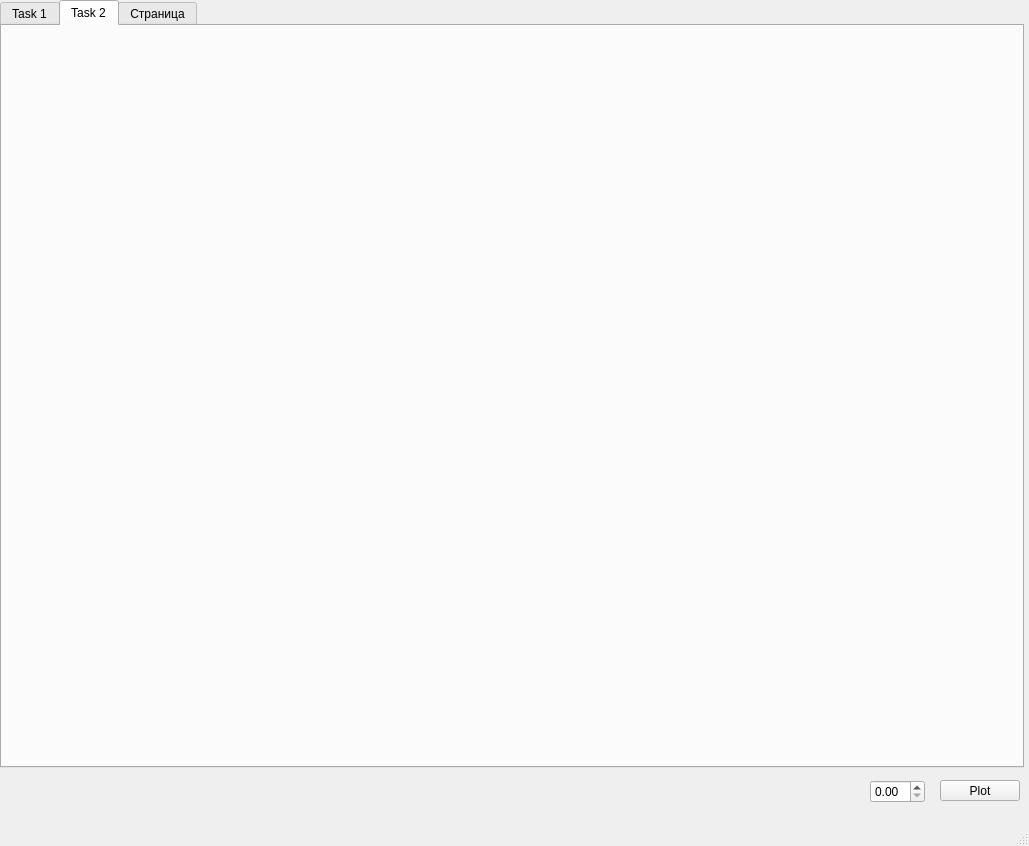
Before: the Qt Designer form src/mainwindow.ui in odarf/signals-analyzer, drawn with Qt 5.
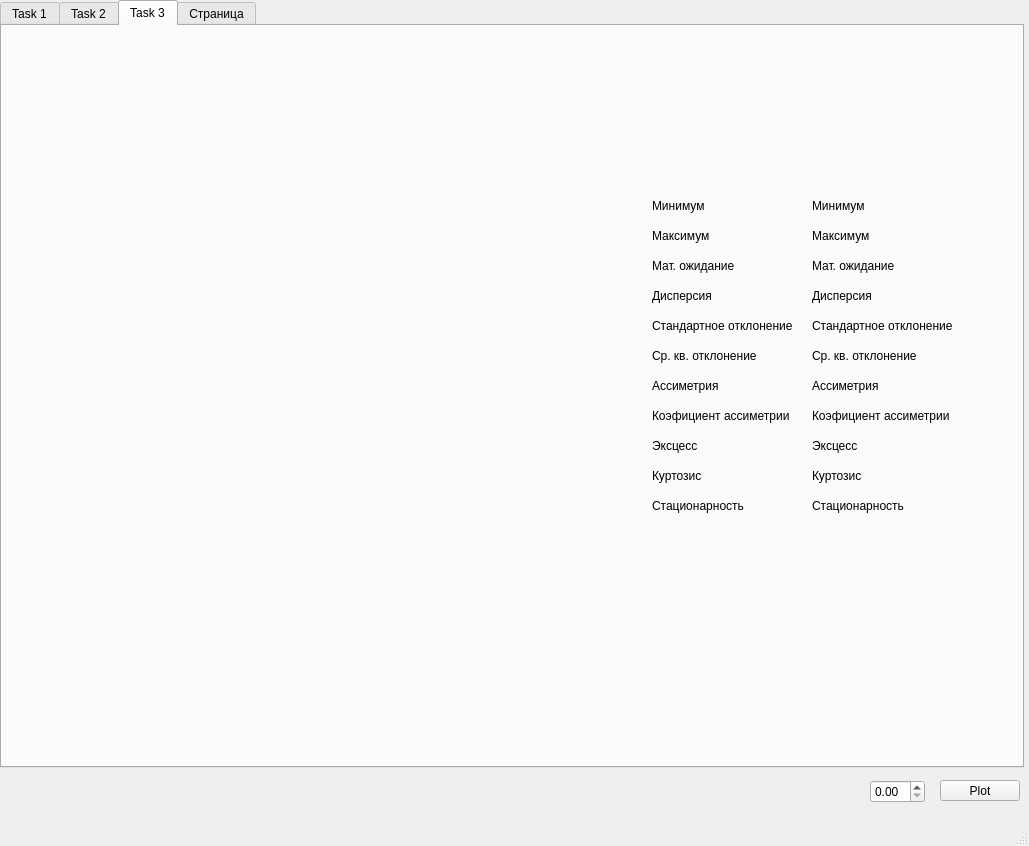
After: the same form once the commit is applied. Custom widgets are drawn as their Qt base class.

The edit to the form file:
```diff
--- a/src/mainwindow.ui
+++ b/src/mainwindow.ui
@@ -53,7 +53,7 @@
      </rect>
     </property>
     <property name="currentIndex">
-     <number>1</number>
+     <number>2</number>
     </property>
     <widget class="QWidget" name="tab">
      <attribute name="title">
@@ -128,6 +128,307 @@
       </property>
      </widget>
     </widget>
+    <widget class="QWidget" name="tab_4">
+     <attribute name="title">
+      <string>Task 3</string>
+     </attribute>
+     <widget class="QCustomPlot" name="graphHarmonicSin" native="true">
+      <property name="geometry">
+       <rect>
+        <x>20</x>
+        <y>160</y>
+        <width>551</width>
+        <height>351</height>
+       </rect>
+      </property>
+     </widget>
+     <widget class="QLabel" name="label">
+      <property name="geometry">
+       <rect>
+        <x>650</x>
+        <y>170</y>
+        <width>140</width>
+        <height>20</height>
+       </rect>
+      </property>
+      <property name="text">
+       <string>Минимум</string>
+      </property>
+     </widget>
+     <widget class="QLabel" name="label_2">
+      <property name="geometry">
+       <rect>
+        <x>650</x>
+        <y>200</y>
+        <width>140</width>
+        <height>20</height>
+       </rect>
+      </property>
+      <property name="text">
+       <string>Максимум</string>
+      </property>
+     </widget>
+     <widget class="QLabel" name="label_3">
+      <property name="geometry">
+       <rect>
+        <x>650</x>
+        <y>230</y>
+        <width>140</width>
+        <height>20</height>
+       </rect>
+      </property>
+      <property name="text">
+       <string>Мат. ожидание</string>
+      </property>
+     </widget>
+     <widget class="QLabel" name="label_4">
+      <property name="geometry">
+       <rect>
+        <x>650</x>
+        <y>260</y>
+        <width>140</width>
+        <height>20</height>
+       </rect>
+      </property>
+      <property name="text">
+       <string>Дисперсия</string>
+      </property>
+     </widget>
+     <widget class="QLabel" name="label_5">
+      <property name="geometry">
+       <rect>
+        <x>650</x>
+        <y>290</y>
+        <width>140</width>
+        <height>20</height>
+       </rect>
+      </property>
+      <property name="text">
+       <string>Стандартное отклонение</string>
+      </property>
+     </widget>
+     <widget class="QLabel" name="label_6">
+      <property name="geometry">
+       <rect>
+        <x>650</x>
+        <y>320</y>
+        <width>140</width>
+        <height>20</height>
+       </rect>
+      </property>
+      <property name="text">
+       <string>Ср. кв. отклонение</string>
+      </property>
+     </widget>
+     <widget class="QLabel" name="label_7">
+      <property name="geometry">
+       <rect>
+        <x>650</x>
+        <y>350</y>
+        <width>140</width>
+        <height>20</height>
+       </rect>
+      </property>
+      <property name="text">
+       <string>Ассиметрия</string>
+      </property>
+     </widget>
+     <widget class="QLabel" name="label_8">
+      <property name="geometry">
+       <rect>
+        <x>650</x>
+        <y>380</y>
+        <width>140</width>
+        <height>20</height>
+       </rect>
+      </property>
+      <property name="text">
+       <string>Коэфициент ассиметрии</string>
+      </property>
+     </widget>
+     <widget class="QLabel" name="label_9">
+      <property name="geometry">
+       <rect>
+        <x>650</x>
+        <y>410</y>
+        <width>140</width>
+        <height>20</height>
+       </rect>
+      </property>
+      <property name="text">
+       <string>Эксцесс</string>
+      </property>
+     </widget>
+     <widget class="QLabel" name="label_10">
+      <property name="geometry">
+       <rect>
+        <x>650</x>
+        <y>440</y>
+        <width>140</width>
+        <height>20</height>
+       </rect>
+      </property>
+      <property name="text">
+       <string>Куртозис</string>
+      </property>
+     </widget>
+     <widget class="QLabel" name="labelDispersionValue">
+      <property name="geometry">
+       <rect>
+        <x>810</x>
+        <y>260</y>
+        <width>140</width>
+        <height>20</height>
+       </rect>
+      </property>
+      <property name="text">
+       <string>Дисперсия</string>
+      </property>
+     </widget>
+     <widget class="QLabel" name="labelMeanValue">
+      <property name="geometry">
+       <rect>
+        <x>810</x>
+        <y>230</y>
+        <width>140</width>
+        <height>20</height>
+       </rect>
+      </property>
+      <property name="text">
+       <string>Мат. ожидание</string>
+      </property>
+     </widget>
+     <widget class="QLabel" name="labelAssymetryValue">
+      <property name="geometry">
+       <rect>
+        <x>810</x>
+        <y>350</y>
+        <width>140</width>
+        <height>20</height>
+       </rect>
+      </property>
+      <property name="text">
+       <string>Ассиметрия</string>
+      </property>
+     </widget>
+     <widget class="QLabel" name="labelExcessValue">
+      <property name="geometry">
+       <rect>
+        <x>810</x>
+        <y>410</y>
+        <width>140</width>
+        <height>20</height>
+       </rect>
+      </property>
+      <property name="text">
+       <string>Эксцесс</string>
+      </property>
+     </widget>
+     <widget class="QLabel" name="labelSqrtDevValue">
+      <property name="geometry">
+       <rect>
+        <x>810</x>
+        <y>320</y>
+        <width>140</width>
+        <height>20</height>
+       </rect>
+      </property>
+      <property name="text">
+       <string>Ср. кв. отклонение</string>
+      </property>
+     </widget>
+     <widget class="QLabel" name="labelMinimumValue">
+      <property name="geometry">
+       <rect>
+        <x>810</x>
+        <y>170</y>
+        <width>140</width>
+        <height>20</height>
+       </rect>
+      </property>
+      <property name="text">
+       <string>Минимум</string>
+      </property>
+     </widget>
+     <widget class="QLabel" name="labelStdDevValue">
+      <property name="geometry">
+       <rect>
+        <x>810</x>
+        <y>290</y>
+        <width>140</width>
+        <height>20</height>
+       </rect>
+      </property>
+      <property name="text">
+       <string>Стандартное отклонение</string>
+      </property>
+     </widget>
+     <widget class="QLabel" name="labelAssymetryCoeffValue">
+      <property name="geometry">
+       <rect>
+        <x>810</x>
+        <y>380</y>
+        <width>140</width>
+        <height>20</height>
+       </rect>
+      </property>
+      <property name="text">
+       <string>Коэфициент ассиметрии</string>
+      </property>
+     </widget>
+     <widget class="QLabel" name="labelMaximumValue">
+      <property name="geometry">
+       <rect>
+        <x>810</x>
+        <y>200</y>
+        <width>140</width>
+        <height>20</height>
+       </rect>
+      </property>
+      <property name="text">
+       <string>Максимум</string>
+      </property>
+     </widget>
+     <widget class="QLabel" name="labelCurtosisValue">
+      <property name="geometry">
+       <rect>
+        <x>810</x>
+        <y>440</y>
+        <width>140</width>
+        <height>20</height>
+       </rect>
+      </property>
+      <property name="text">
+       <string>Куртозис</string>
+      </property>
+     </widget>
+     <widget class="QLabel" name="label_21">
+      <property name="geometry">
+       <rect>
+        <x>650</x>
+        <y>470</y>
+        <width>140</width>
+        <height>20</height>
+       </rect>
+      </property>
+      <property name="text">
+       <string>Стационарность</string>
+      </property>
+     </widget>
+     <widget class="QLabel" name="labelIsStationarity">
+      <property name="geometry">
+       <rect>
+        <x>810</x>
+        <y>470</y>
+        <width>140</width>
+        <height>20</height>
+       </rect>
+      </property>
+      <property name="text">
+       <string>Стационарность</string>
+      </property>
+     </widget>
+    </widget>
     <widget class="QWidget" name="tab_3">
      <attribute name="title">
       <string>Страница</string>
```
